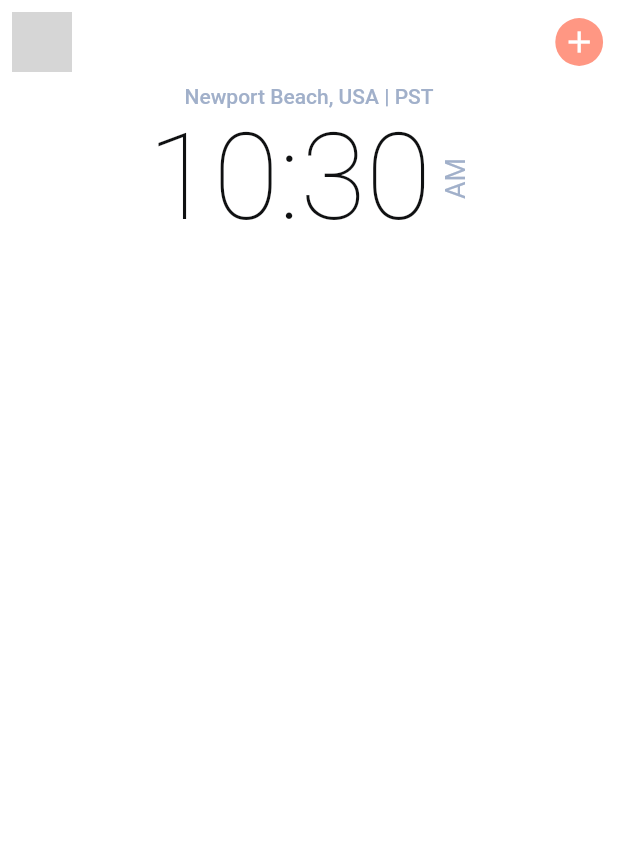
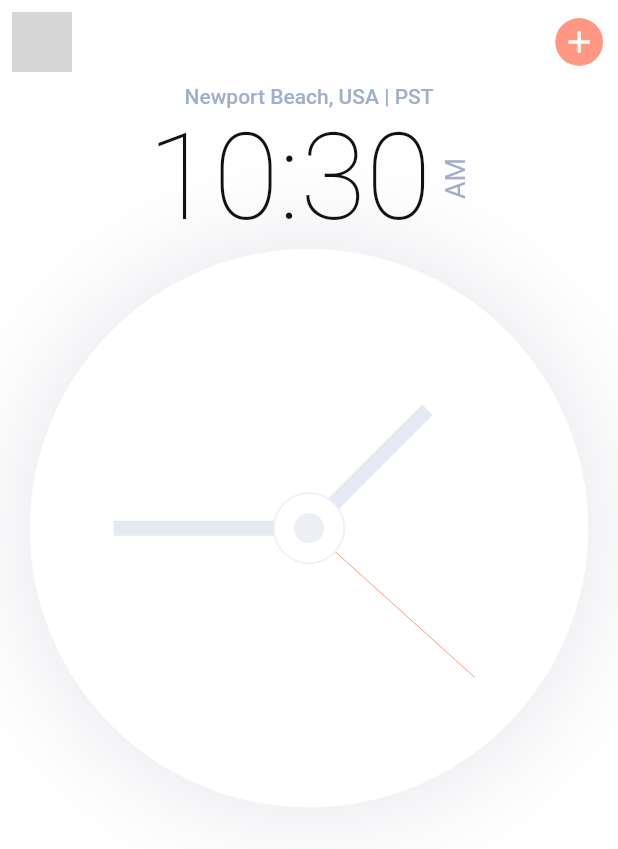
Before and after one commit to ShiryaevNikolay/Analog_clock__and_alarm_flutter, a Flutter app: the screen it shows after launch, on a phone screen of 412 x 824 dp. Shown: the top 849 px of the screen. Run offline on Flutter 3.47's test engine with Material 2 defaults, Android fonts, the phone set to English and light mode, and no system bars; our stand-ins replace flutter_svg, google_fonts; grey boxes are pictures that could not be loaded.

Commit message:
Делает аналоговые часы, и секундная стрелка двигается в рантайме

```diff
--- a/lib/screens/components/body.dart
+++ b/lib/screens/components/body.dart
@@ -1,3 +1,4 @@
+import 'package:analog_clock_and_alarm/screens/components/clock.dart';
 import 'package:analog_clock_and_alarm/screens/components/time_in_hour_and_minute.dart';
 import 'package:flutter/material.dart';
 
@@ -10,7 +11,8 @@
         children: [
           Text("Newport Beach, USA | PST",
               style: Theme.of(context).textTheme.bodyText1),
-          TimeInHourAndMinute()
+          TimeInHourAndMinute(),
+          Clock()
         ],
       ),
     );
--- /dev/null
+++ b/lib/screens/components/clock.dart
@@ -0,0 +1,50 @@
+import 'dart:async';
+
+import 'package:analog_clock_and_alarm/constants.dart';
+import 'package:analog_clock_and_alarm/screens/components/clock_painter.dart';
+import 'package:analog_clock_and_alarm/size_config.dart';
+import 'package:flutter/material.dart';
+
+class Clock extends StatefulWidget {
+  @override
+  _ClockState createState() => _ClockState();
+}
+
+class _ClockState extends State<Clock> {
+  DateTime _dateTime = DateTime.now();
+
+  @override
+  void initState() {
+    super.initState();
+    Timer.periodic(Duration(seconds: 1), (timer) {
+      setState(() {
+        _dateTime = DateTime.now();
+      });
+    });
+  }
+
+  @override
+  Widget build(BuildContext context) {
+    return Padding(
+      padding:
+          EdgeInsets.symmetric(horizontal: getProportionateScreenWidth(20)),
+      child: AspectRatio(
+        aspectRatio: 1,
+        child: Container(
+          decoration: BoxDecoration(
+              color: Theme.of(context).colorScheme.surface,
+              shape: BoxShape.circle,
+              boxShadow: [
+                BoxShadow(
+                    offset: Offset(0, 0),
+                    color: kShadowColor.withOpacity(0.14),
+                    blurRadius: 64)
+              ]),
+          child: CustomPaint(
+            painter: ClockPainer(context, _dateTime),
+          ),
+        ),
+      ),
+    );
+  }
+}
```
Also changed, not shown: lib/screens/components/clock_painter.dart (added, +78 -0 lines).
